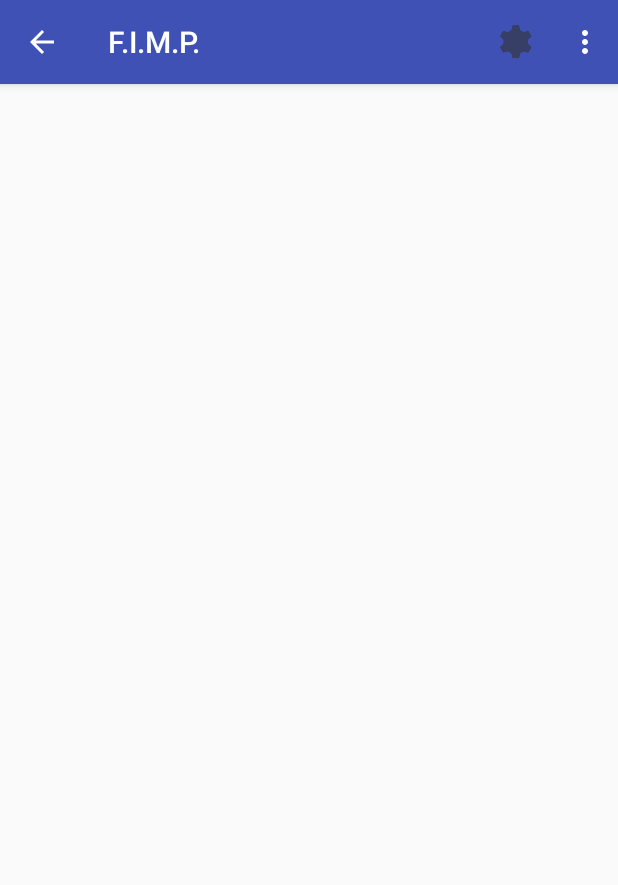
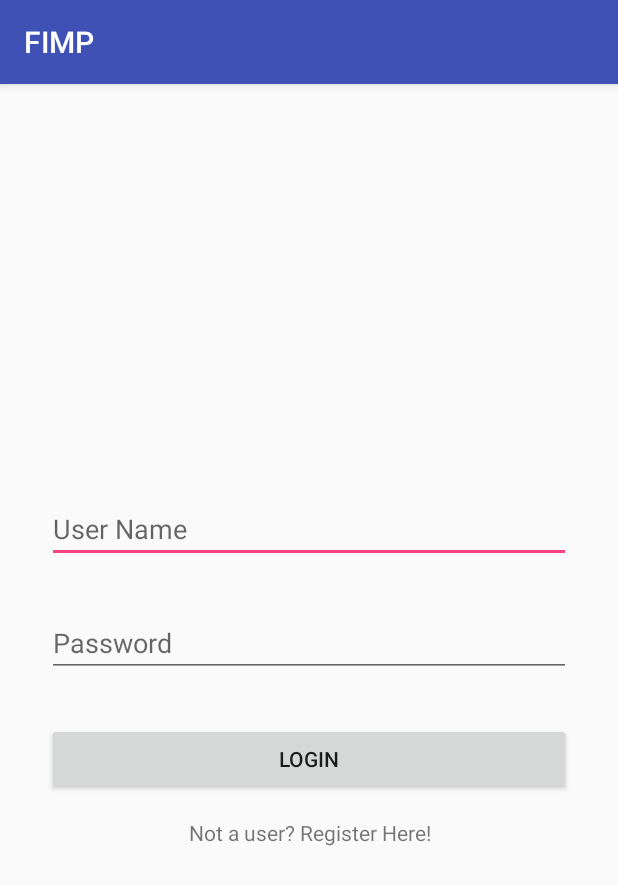
Before and after one commit to LadZone/F.I.M.P., an Android app: the screen it shows after launch (MainActivity before the commit, LoginActivity after it), on a phone screen of 412 x 824 dp. Shown: the top 885 px of the screen. Run offline under Robolectric (Android 15) with nearby library versions, the light colour scheme and no system bars.

Commit message:
Update v5
In this update, i have created my layouts for the login and register
screens. It performs basic functionaly, for example passing username
from login screen to UserProfile activity. And matching the passwords in
the register screen (Displaying a toast when the user enters
non-matching passwords.)

```diff
--- a/fimp/src/main/AndroidManifest.xml
+++ b/fimp/src/main/AndroidManifest.xml
@@ -8,13 +8,17 @@
         android:label="@string/app_name"
         android:supportsRtl="true"
         android:theme="@style/AppTheme">
-        <activity android:name=".MainActivity" android:finishOnCloseSystemDialogs="true">
+        <activity
+            android:name=".LoginActivity"
+            android:finishOnCloseSystemDialogs="true">
             <intent-filter>
                 <action android:name="android.intent.action.MAIN" />
 
                 <category android:name="android.intent.category.LAUNCHER" />
             </intent-filter>
         </activity>
+        <activity android:name=".RegisterActivity" />
+        <activity android:name=".UserActivity"></activity>
     </application>
 
 </manifest>
--- /dev/null
+++ b/fimp/src/main/java/inc/fimp/LoginActivity.java
@@ -0,0 +1,34 @@
+package inc.fimp;
+
+import android.content.Intent;
+import android.support.v7.app.AppCompatActivity;
+import android.os.Bundle;
+import android.view.View;
+import android.widget.EditText;
+
+public class LoginActivity extends AppCompatActivity {
+
+    @Override
+    protected void onCreate(Bundle savedInstanceState) {
+        super.onCreate(savedInstanceState);
+        setContentView(R.layout.activity_login);
+    }
+
+    public void onButtonClick(View v){
+        if(v.getId() == R.id.login){
+
+            EditText user_name = (EditText) findViewById(R.id.uname);
+            String str = user_name.getText().toString();
+
+            Intent i = new Intent(this,UserActivity.class);
+            i.putExtra("username",str);
+            startActivity(i);
+        }
+        if(v.getId() == R.id.regAct){
+            Intent i = new Intent(this,RegisterActivity.class);
+            startActivity(i);
+        }
+    }
+
+
+}
--- /dev/null
+++ b/fimp/src/main/res/layout/activity_login.xml
@@ -0,0 +1,59 @@
+<?xml version="1.0" encoding="utf-8"?>
+<RelativeLayout xmlns:android="http://schemas.android.com/apk/res/android"
+    xmlns:tools="http://schemas.android.com/tools"
+    android:layout_width="match_parent"
+    android:layout_height="match_parent"
+    android:paddingBottom="@dimen/activity_vertical_margin"
+    android:paddingLeft="@dimen/activity_horizontal_margin"
+    android:paddingRight="@dimen/activity_horizontal_margin"
+    android:paddingTop="@dimen/activity_vertical_margin"
+    tools:context="inc.fimp.LoginActivity">
+
+    <LinearLayout
+        android:layout_width="match_parent"
+        android:layout_height="wrap_content"
+        android:orientation="vertical"
+        android:layout_centerVertical="true"
+        android:layout_centerHorizontal="true">
+
+        <EditText
+            android:layout_margin="15dp"
+            android:layout_width="match_parent"
+            android:layout_height="wrap_content"
+            android:id="@+id/uname"
+            android:hint="@string/uname"
+            android:inputType="textPersonName"/>
+
+        <EditText
+            android:layout_margin="15dp"
+            android:layout_width="match_parent"
+            android:layout_height="wrap_content"
+            android:id="@+id/pass"
+            android:hint="@string/pass"
+            android:inputType="textPassword"/>
+
+        <Button
+            android:layout_margin="15dp"
+            android:layout_width="match_parent"
+            android:layout_height="wrap_content"
+            android:text="@string/login"
+            android:id="@+id/login"
+            android:onClick="onButtonClick"/>
+
+        <TextView
+            android:textAlignment="center"
+            android:layout_width="match_parent"
+            android:layout_height="wrap_content"
+            android:id="@+id/regAct"
+            android:text="@string/regAct"
+            android:onClick="onButtonClick"/>
+
+
+
+
+
+
+
+    </LinearLayout>
+
+</RelativeLayout>
--- a/fimp/src/main/res/values/strings.xml
+++ b/fimp/src/main/res/values/strings.xml
@@ -16,6 +16,22 @@
     <!-- String values for action bars -->
     <string name="profile">F.I.M.P.</string>
 
+    <!-- String values for Register Screen -->
+    <string name="fname">Full Name</string>
+    <string name="uname">User Name</string>
+    <string name="email">Email</string>
+    <string name="pass">Password</string>
+    <string name="cnfrmpass">Confirm Password</string>
+    <string name="register">Register User</string>
+    <string name="logAct">Already a user? Login Here!</string>
+    <string name="noMatch">Passwords do not match, please try again.</string>
+
+    <string name="emptStr"></string>
+
+
+    <!--String values for Login -->
+    <string name="login">Login</string>
+    <string name="regAct">Not a user? Register Here!</string>
 
 
 </resources>
```
Also changed, not shown: fimp/src/main/java/inc/fimp/RegisterActivity.java (added, +47 -0 lines), fimp/src/main/java/inc/fimp/UserActivity.java (added, +180 -0 lines), fimp/src/main/res/layout/activity_register.xml (added, +70 -0 lines), fimp/src/main/res/layout/activity_user.xml (added, +30 -0 lines).
